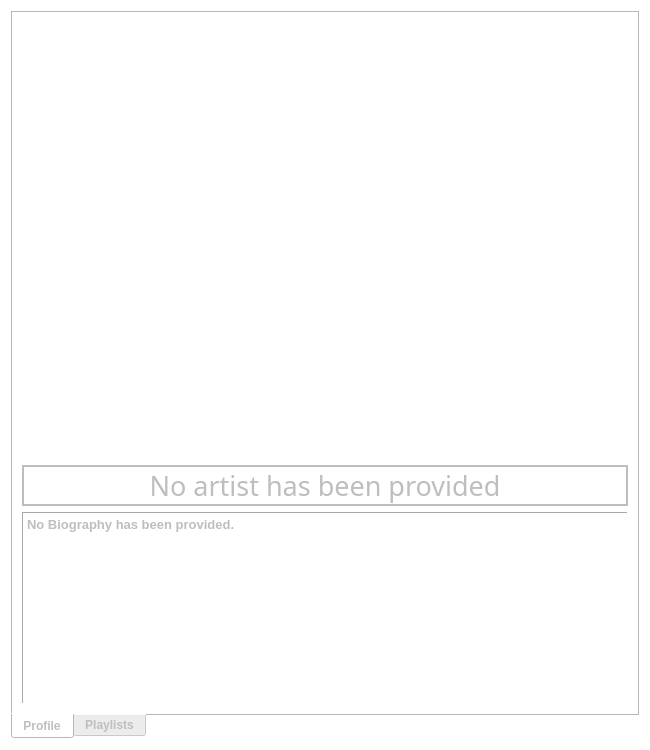
Old version of the form ui/dialogs/artistview.ui in the repository amirmohsen1384/Mockingbird.
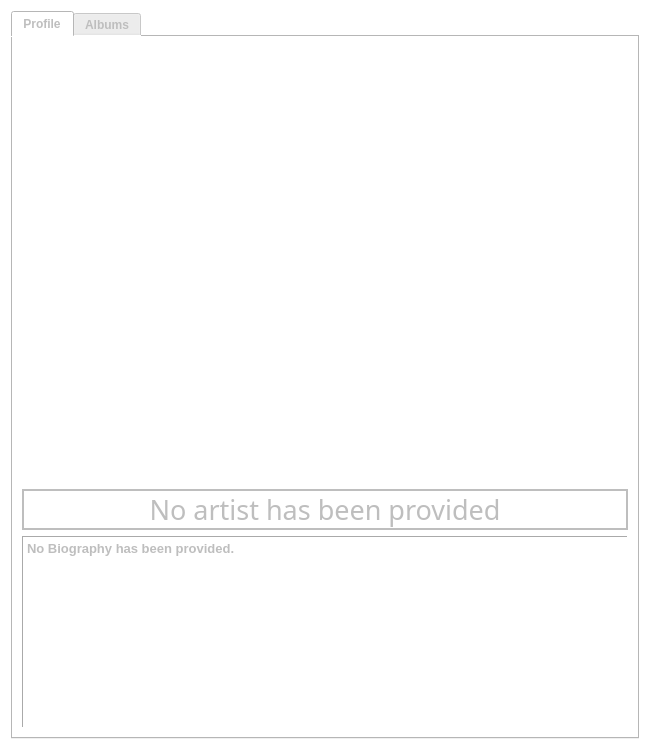
New version of the form. Custom widgets are drawn as their Qt base class.

Patch:
```diff
--- a/ui/dialogs/artistview.ui
+++ b/ui/dialogs/artistview.ui
@@ -31,7 +31,7 @@
       </font>
      </property>
      <property name="tabPosition">
-      <enum>QTabWidget::TabPosition::South</enum>
+      <enum>QTabWidget::TabPosition::North</enum>
      </property>
      <property name="currentIndex">
       <number>0</number>
@@ -116,7 +116,7 @@
      </widget>
      <widget class="QWidget" name="playlistWidget">
       <attribute name="title">
-       <string>Playlists</string>
+       <string>Albums</string>
       </attribute>
       <layout class="QGridLayout" name="playlistLayout">
        <item row="0" column="0" colspan="2">
```
